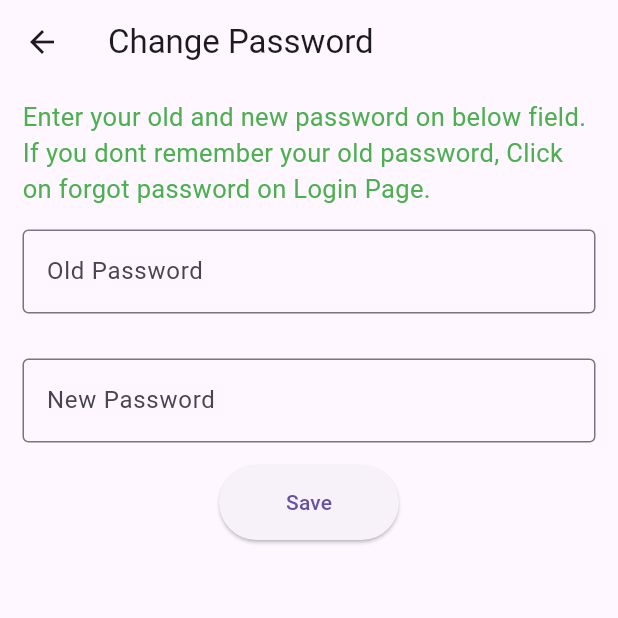
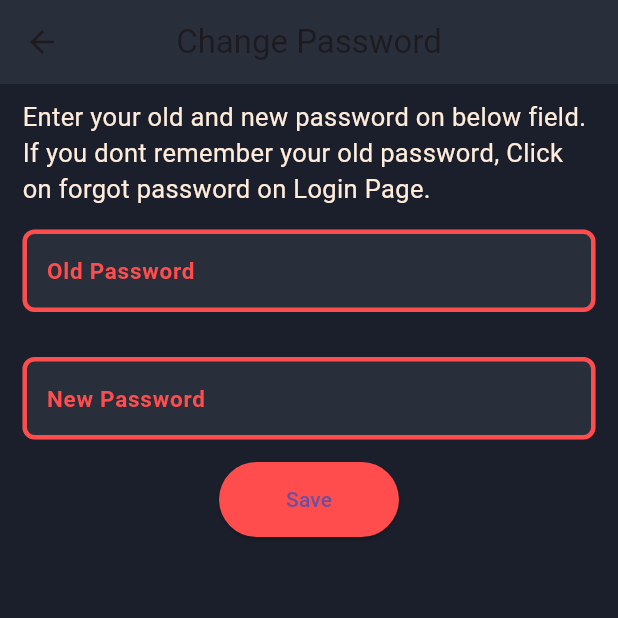
Before and after one commit to sumanhope/RuralApp, a Flutter app: the Changepassword screen opened directly, on a phone screen of 412 x 824 dp, the top half of it. Run offline on Flutter 3.47's test engine with Material 3 defaults, Android fonts, the phone set to English and light mode, and no system bars; our stand-ins replace cloud_firestore, curved_navigation_bar, firebase_auth, firebase_core; accounts and stored records are empty.

Commit message:
UI Changes

```diff
--- a/lib/User/changepassword.dart
+++ b/lib/User/changepassword.dart
@@ -1,6 +1,7 @@
 import 'package:firebase_auth/firebase_auth.dart';
 import 'package:flutter/material.dart';
 import 'package:rural/landingpage.dart';
+import 'package:rural/theme/appcolors.dart';
 
 class Changepassword extends StatefulWidget {
   const Changepassword({super.key});
@@ -24,7 +25,7 @@ class _ChangepasswordState extends State<Changepassword> {
           shape: const RoundedRectangleBorder(
             borderRadius: BorderRadius.all(Radius.circular(8)),
           ),
-          backgroundColor: Colors.green,
+          backgroundColor: AppColor.backgroundColor,
           elevation: 5,
           title: Text(
             error,
@@ -55,7 +56,12 @@ class _ChangepasswordState extends State<Changepassword> {
   @override
   Widget build(BuildContext context) {
     return Scaffold(
-      appBar: AppBar(title: const Text("Change Password")),
+      backgroundColor: AppColor.mainCardColor,
+      appBar: AppBar(
+        title: const Text("Change Password"),
+        backgroundColor: AppColor.backgroundColor,
+        centerTitle: true,
+      ),
       body: Center(
         child: Column(
           children: [
@@ -66,7 +72,7 @@ class _ChangepasswordState extends State<Changepassword> {
                 " If you dont remember your old password, "
                 "Click on forgot password on Login Page.",
                 textAlign: TextAlign.left,
-                style: TextStyle(fontSize: 17, color: Colors.green),
+                style: TextStyle(fontSize: 17, color: AppColor.fillColor),
               ),
             ),
             Padding(
@@ -74,9 +80,29 @@ class _ChangepasswordState extends State<Changepassword> {
               child: TextField(
                 controller: oldpasscontroller,
                 decoration: const InputDecoration(
-                  border: OutlineInputBorder(),
-                  label: Text("Old Password"),
+                  filled: true,
+                  fillColor: AppColor.backgroundColor,
+                  labelText: 'Old Password',
+                  labelStyle: TextStyle(
+                    color: AppColor.iconColor,
+                    fontSize: 15,
+                    fontWeight: FontWeight.bold,
+                  ),
+                  enabledBorder: OutlineInputBorder(
+                    borderRadius: BorderRadius.all(Radius.circular(8)),
+                    borderSide: BorderSide(color: AppColor.iconColor, width: 3),
+                  ),
+                  focusedBorder: OutlineInputBorder(
+                    borderRadius: BorderRadius.all(Radius.circular(8)),
+                    borderSide: BorderSide(color: AppColor.iconColor, width: 3),
+                  ),
                 ),
+                style: const TextStyle(
+                  color: Colors.white,
+                  fontSize: 15,
+                ),
+                keyboardType: TextInputType.text,
+                textInputAction: TextInputAction.next,
               ),
             ),
             Padding(
@@ -84,15 +110,38 @@ class _ChangepasswordState extends State<Changepassword> {
               child: TextField(
                 controller: newpasscontroller,
                 decoration: const InputDecoration(
-                  border: OutlineInputBorder(),
-                  label: Text("New Password"),
+                  filled: true,
+                  fillColor: AppColor.backgroundColor,
+                  labelText: 'New Password',
+                  labelStyle: TextStyle(
+                    color: AppColor.iconColor,
+                    fontSize: 15,
+                    fontWeight: FontWeight.bold,
+                  ),
+                  enabledBorder: OutlineInputBorder(
+                    borderRadius: BorderRadius.all(Radius.circular(8)),
+                    borderSide: BorderSide(color: AppColor.iconColor, width: 3),
+                  ),
+                  focusedBorder: OutlineInputBorder(
+                    borderRadius: BorderRadius.all(Radius.circular(8)),
+                    borderSide: BorderSide(color: AppColor.iconColor, width: 3),
+                  ),
                 ),
+                style: const TextStyle(
+                  color: Colors.white,
+                  fontSize: 15,
+                ),
+                keyboardType: TextInputType.text,
+                textInputAction: TextInputAction.done,
               ),
             ),
             SizedBox(
               width: 120,
               height: 50,
               child: ElevatedButton(
+                style: ElevatedButton.styleFrom(
+                  backgroundColor: AppColor.iconColor,
+                ),
                 onPressed: () async {
                   if (oldpasscontroller.text.isNotEmpty &&
                       newpasscontroller.text.isNotEmpty) {
--- a/lib/chatpage/citizencomplaint.dart
+++ b/lib/chatpage/citizencomplaint.dart
@@ -25,7 +25,7 @@ class _CitizenComplaintState extends State<CitizenComplaint> {
           shape: const RoundedRectangleBorder(
             borderRadius: BorderRadius.all(Radius.circular(8)),
           ),
-          backgroundColor: Colors.green,
+          backgroundColor: AppColor.backgroundColor,
           elevation: 5,
           title: Text(
             error,
--- a/lib/chatpage/viewcomplaint.dart
+++ b/lib/chatpage/viewcomplaint.dart
@@ -47,7 +47,7 @@ class _ViewComplaintState extends State<ViewComplaint> {
                         "No Data found",
                         textAlign: TextAlign.justify,
                         style: TextStyle(
-                          color: Colors.green,
+                          color: AppColor.iconColor,
                           fontSize: 25,
                           fontWeight: FontWeight.bold,
                         ),
--- a/lib/main.dart
+++ b/lib/main.dart
@@ -18,7 +18,7 @@ class MyApp extends StatelessWidget {
       title: 'Rural',
       debugShowCheckedModeBanner: false,
       theme: ThemeData(
-        primarySwatch: Colors.green,
+        primarySwatch: Colors.purple,
       ),
       home: const LandingPage(),
     );
--- a/lib/navpages/addnews.dart
+++ b/lib/navpages/addnews.dart
@@ -22,7 +22,7 @@ class _AddNewsState extends State<AddNews> {
           shape: const RoundedRectangleBorder(
             borderRadius: BorderRadius.all(Radius.circular(8)),
           ),
-          backgroundColor: AppColor.textColor,
+          backgroundColor: AppColor.backgroundColor,
           elevation: 5,
           title: Text(
             error,
--- a/lib/navpages/chatpage.dart
+++ b/lib/navpages/chatpage.dart
@@ -37,7 +37,7 @@ class _ChatPageState extends State<ChatPage> {
           shape: const RoundedRectangleBorder(
             borderRadius: BorderRadius.all(Radius.circular(8)),
           ),
-          backgroundColor: Colors.green,
+          backgroundColor: AppColor.backgroundColor,
           elevation: 5,
           title: Text(
             error,
--- a/lib/navpages/news.dart
+++ b/lib/navpages/news.dart
@@ -37,7 +37,7 @@ class _NewsState extends State<News> {
           shape: const RoundedRectangleBorder(
             borderRadius: BorderRadius.all(Radius.circular(8)),
           ),
-          backgroundColor: Colors.green,
+          backgroundColor: AppColor.backgroundColor,
           elevation: 5,
           title: Text(
             error,
--- a/lib/navpages/noticepage.dart
+++ b/lib/navpages/noticepage.dart
@@ -20,7 +20,7 @@ class _NoticePageState extends State<NoticePage> {
           shape: const RoundedRectangleBorder(
             borderRadius: BorderRadius.all(Radius.circular(8)),
           ),
-          backgroundColor: Colors.green,
+          backgroundColor: AppColor.backgroundColor,
           elevation: 5,
           title: Text(
             error,
--- a/lib/navpages/profilepage.dart
+++ b/lib/navpages/profilepage.dart
@@ -54,7 +54,7 @@ class _ProfilePageState extends State<ProfilePage> {
                 "Please login using below button.",
                 textAlign: TextAlign.center,
                 style: TextStyle(
-                  color: Colors.green,
+                  color: AppColor.iconColor,
                   fontSize: 20,
                 ),
               ),
@@ -65,6 +65,9 @@ class _ProfilePageState extends State<ProfilePage> {
                 width: 150,
                 height: 50,
                 child: ElevatedButton(
+                    style: ElevatedButton.styleFrom(
+                      backgroundColor: AppColor.iconColor,
+                    ),
                     onPressed: () {
                       Navigator.push(
                         context,
```
Also changed, not shown: lib/Department/education.dart (+13 -4 lines), lib/Department/employment.dart (+8 -1 lines), lib/Department/plans.dart (+10 -3 lines), lib/Information/emergency.dart (+22 -6 lines), lib/User/forgotpass.dart (+15 -20 lines), lib/User/loginpage.dart (+24 -21 lines), lib/User/signuppage.dart (+26 -23 lines), lib/User/username.dart (+15 -19 lines), lib/navpages/homepage.dart (+5 -2 lines).
